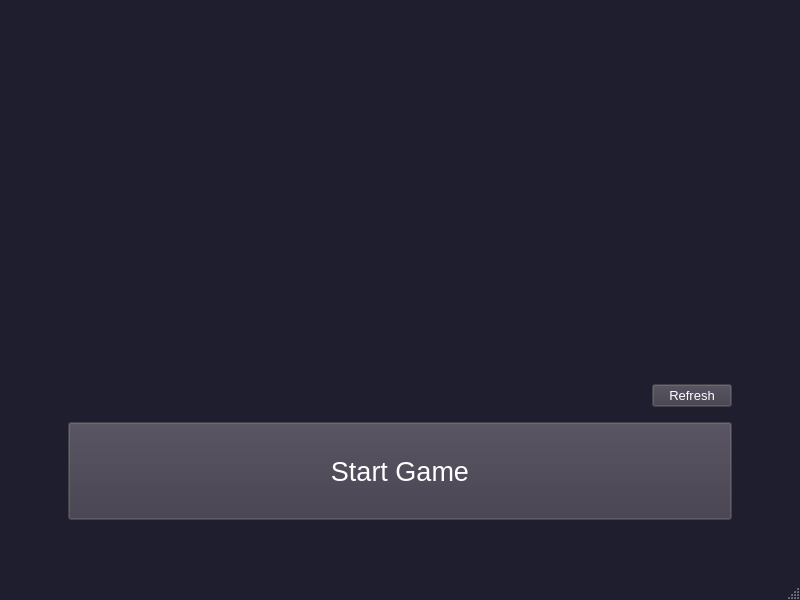
Qt form client/lobby/mainwindow.ui (Juannbel/duck-game) before a commit.
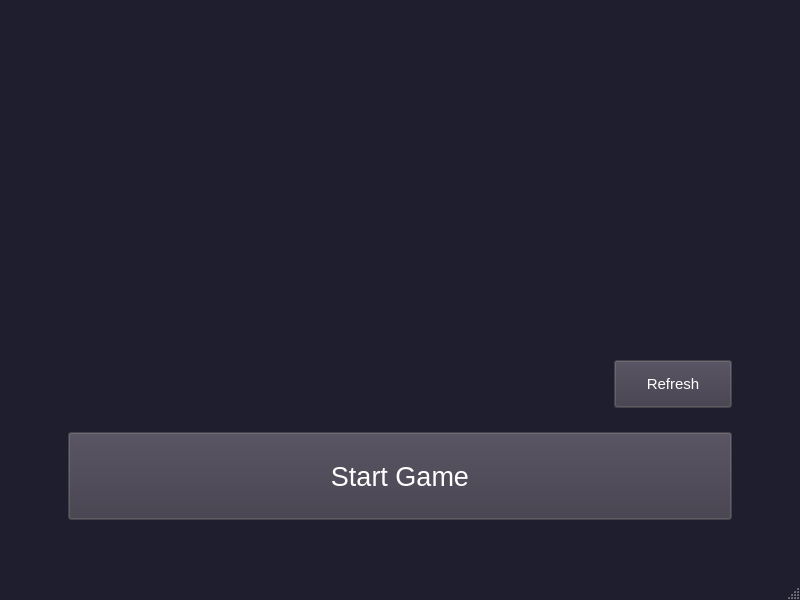
The same form after that commit. The open tabs and pages were chosen to show the change.

Commit message: Cambio en el boton de refresh para que se vea mejor

Patch:
```diff
--- a/client/lobby/mainwindow.ui
+++ b/client/lobby/mainwindow.ui
@@ -971,7 +971,7 @@
            </widget>
           </item>
           <item>
-           <layout class="QHBoxLayout" name="horizontalLayout_3" stretch="10,80,10">
+           <layout class="QHBoxLayout" name="horizontalLayout_3" stretch="20,70,20">
             <item>
              <spacer name="horizontalSpacer">
               <property name="orientation">
@@ -1007,16 +1007,55 @@
              </widget>
             </item>
             <item>
+             <layout class="QVBoxLayout" name="verticalLayout_11" stretch="10,50,10">
+              <property name="spacing">
+               <number>0</number>
+              </property>
+              <item>
+               <spacer name="verticalSpacer">
+                <property name="orientation">
+                 <enum>Qt::Orientation::Vertical</enum>
+                </property>
+                <property name="sizeHint" stdset="0">
+                 <size>
+                  <width>20</width>
+                  <height>40</height>
+                 </size>
+                </property>
+               </spacer>
+              </item>
+              <item>
              <widget class="QPushButton" name="refreshConnectedButton">
+                <property name="sizePolicy">
+                 <sizepolicy hsizetype="Preferred" vsizetype="Preferred">
+                  <horstretch>0</horstretch>
+                  <verstretch>0</verstretch>
+                 </sizepolicy>
+                </property>
               <property name="font">
                <font>
-                <pointsize>10</pointsize>
+                  <pointsize>11</pointsize>
                </font>
               </property>
               <property name="text">
                <string>Refresh</string>
               </property>
              </widget>
+              </item>
+              <item>
+               <spacer name="verticalSpacer_2">
+                <property name="orientation">
+                 <enum>Qt::Orientation::Vertical</enum>
+                </property>
+                <property name="sizeHint" stdset="0">
+                 <size>
+                  <width>20</width>
+                  <height>40</height>
+                 </size>
+                </property>
+               </spacer>
+              </item>
+             </layout>
             </item>
            </layout>
           </item>
```
Left out of the diff: 14 changed lines with no effect on the pictures. Lines whose indentation alone changed are shown as unchanged.
